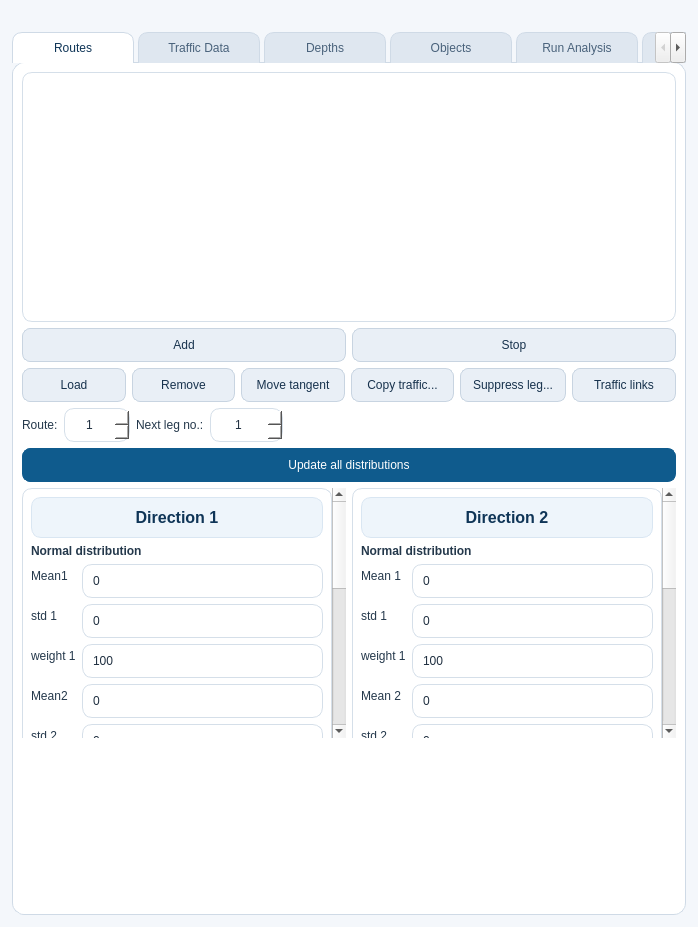
This is omrat_base.ui in axelande/OMRAT as Qt 5 draws it before an edit. The edited form follows.
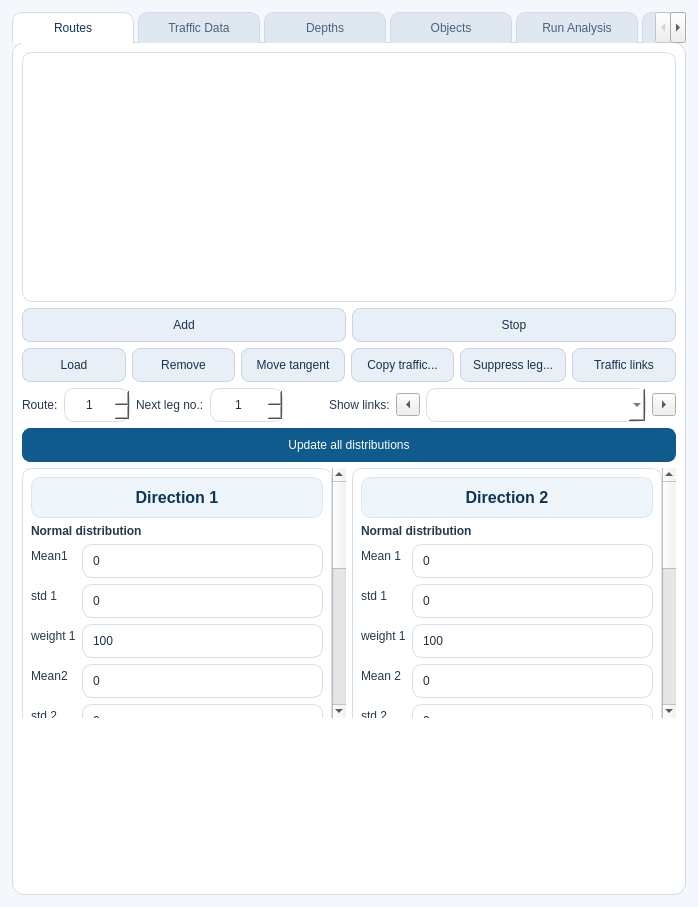
This is the edited form.

Patch:
```diff
--- a/omrat_base.ui
+++ b/omrat_base.ui
@@ -211,7 +211,7 @@
        <number>0</number>
       </property>
       <property name="topMargin">
-       <number>20</number>
+       <number>0</number>
       </property>
       <item>
        <widget class="QTabWidget" name="tabWidget">
@@ -335,7 +335,7 @@
                </layout>
               </item>
               <item>
-               <layout class="QHBoxLayout" name="horizontalLayout_DrawingIds">
+               <layout class="QHBoxLayout" name="horizontalLayout_DrawingIds" stretch="0,0,0,0,0,0,0,1,0">
                 <item>
                  <widget class="QLabel" name="label_route_id">
                   <property name="text">
@@ -401,6 +401,52 @@
                   </property>
                  </spacer>
                 </item>
+                <item>
+                 <widget class="QLabel" name="laTrafficLinkView">
+                  <property name="text">
+                   <string>Show links:</string>
+                  </property>
+                 </widget>
+                </item>
+                <item>
+                 <widget class="QToolButton" name="pbTrafficLinkPrev">
+                  <property name="toolTip">
+                   <string>Previous link group</string>
+                  </property>
+                  <property name="arrowType">
+                   <enum>Qt::LeftArrow</enum>
+                  </property>
+                 </widget>
+                </item>
+                <item>
+                 <widget class="QComboBox" name="cbTrafficLinkView">
+                  <property name="sizePolicy">
+                   <sizepolicy hsizetype="Expanding" vsizetype="Fixed">
+                    <horstretch>0</horstretch>
+                    <verstretch>0</verstretch>
+                   </sizepolicy>
+                  </property>
+                  <property name="toolTip">
+                   <string>Which traffic links to draw: all of them, only those of the leg selected in the route table, or one group at a time (a copied leg with all its copies, or a suppressed leg with the legs its traffic moves to and the legs suppressed with it). A group's legs are highlighted, and the map zooms to them when they are not all in view.</string>
+                  </property>
+                  <property name="sizeAdjustPolicy">
+                   <enum>QComboBox::AdjustToMinimumContentsLengthWithIcon</enum>
+                  </property>
+                  <property name="minimumContentsLength">
+                   <number>20</number>
+                  </property>
+                 </widget>
+                </item>
+                <item>
+                 <widget class="QToolButton" name="pbTrafficLinkNext">
+                  <property name="toolTip">
+                   <string>Next link group</string>
+                  </property>
+                  <property name="arrowType">
+                   <enum>Qt::RightArrow</enum>
+                  </property>
+                 </widget>
+                </item>
                </layout>
               </item>
               <item>
```
Left out of the diff: 25 changed lines with no effect on the pictures.
